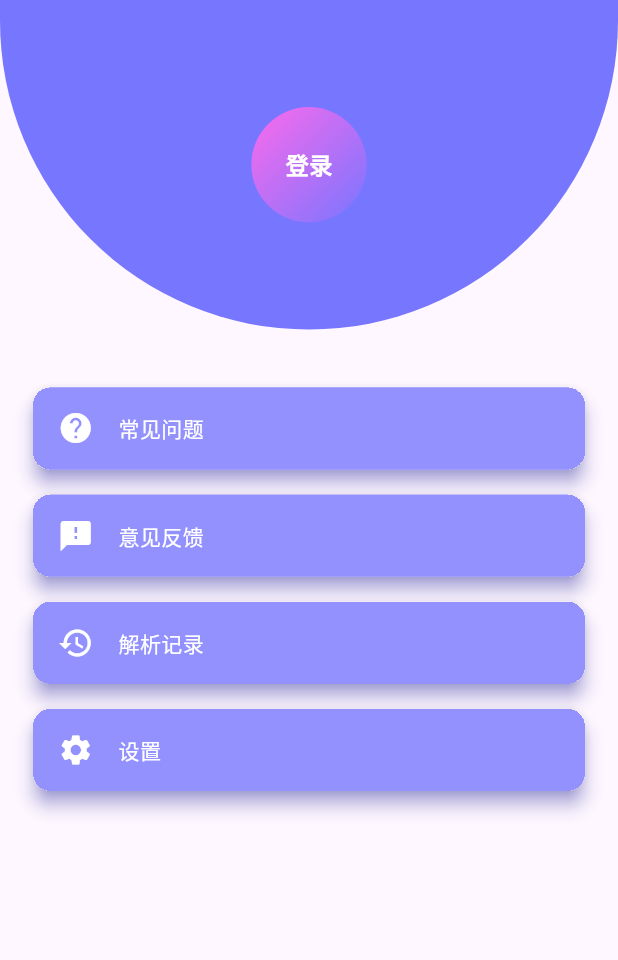
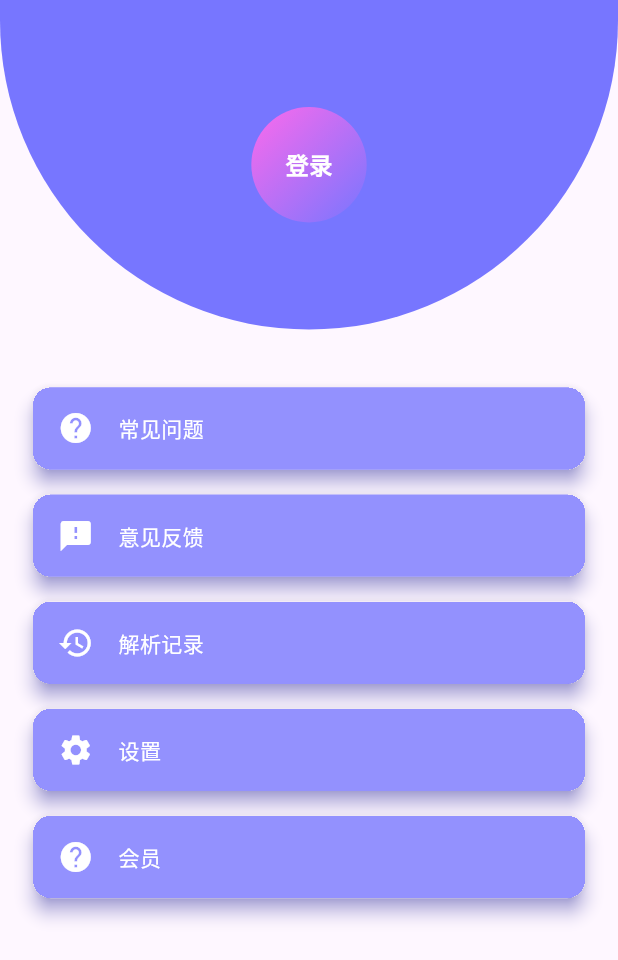
Before and after one commit to Cosyment/TubeSavely, a Flutter app: the MinePage screen opened directly, on a phone screen of 412 x 824 dp. Shown: the top 960 px of the screen. Run offline on Flutter 3.47's test engine with Material 2 defaults, Android fonts, the phone set to English and light mode, and no system bars; our stand-ins replace animated_notch_bottom_bar, cached_network_image, chewie, dio, flutter_screenutil, fluttertoast and 13 more; missing offline and left inert: common_utils, dart:ffi, ffmpeg_kit_flutter, fraction, in_app_purchase_android, in_app_purchase_storekit and 7 more; accounts and stored records are empty.

Commit message:
1.更新代码；

```diff
--- a/lib/pages/mine_page.dart
+++ b/lib/pages/mine_page.dart
@@ -8,6 +8,8 @@ import 'package:lottie/lottie.dart';
 import '../constants/colors.dart';
 import '../plugin/method_plugin.dart';
 import 'login_page.dart';
+import 'premium_page.dart';
+import 'push_stream_page.dart';
 import 'setting_page.dart';
 import 'tutorial_page.dart';
 
@@ -44,6 +46,11 @@ class _MinePageState extends State<MinePage> {
       "icon": Icons.settings,
       "title": "设置",
       "type": 4,
+    },
+    {
+      "icon": Icons.help,
+      "title": "会员",
+      "type": 5,
     },
   ];
 
@@ -210,6 +217,9 @@ class _MinePageState extends State<MinePage> {
           });
         });
       });
-    } else {}
+    } else if (type == 5) {
+      Navigator.push(context,
+          MaterialPageRoute(builder: (context) => const PremiumScreenPage()));
+    }
   }
 }
--- a/pubspec.yaml
+++ b/pubspec.yaml
@@ -54,9 +54,9 @@ dependencies:
   permission_handler: ^11.0.0
   wechat_assets_picker: ^8.6.3
   video_editor: ^3.0.0
-#  ffmpeg_kit_flutter: ^6.0.3-LTS
+  #  ffmpeg_kit_flutter: ^6.0.3-LTS
   video_trimmer: ^3.0.0-LTS
-#  video_trimmer: ^2.1.0-LTS
+  #  video_trimmer: ^2.1.0-LTS
   fraction: ^4.1.4
   lottie: ^2.6.0
   loading_animation_widget: ^1.2.0+4
```
